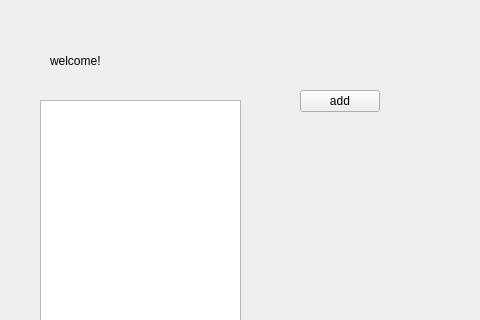
Above: client_apProject/dashboard.ui from sabasheikhi/ap_project before the change; both pictures show x 0 to 480 and y 0 to 320 of the 1046 by 623 pixel window. Below: the same form after it.
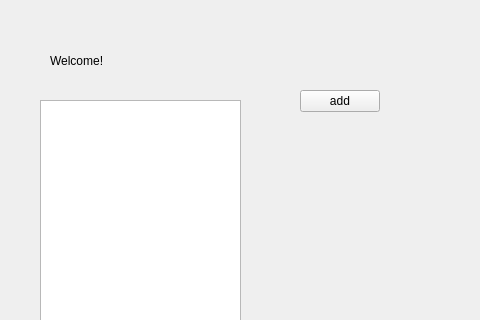
That is the form after the change. Icons and pictures are not drawn.

Diff of the .ui file:
```diff
--- a/client_apProject/dashboard.ui
+++ b/client_apProject/dashboard.ui
@@ -33,7 +33,7 @@
     </rect>
    </property>
    <property name="text">
-    <string>welcome!</string>
+    <string>Welcome!</string>
    </property>
   </widget>
   <widget class="QListWidget" name="onlineChatSystemListWidget">
```
